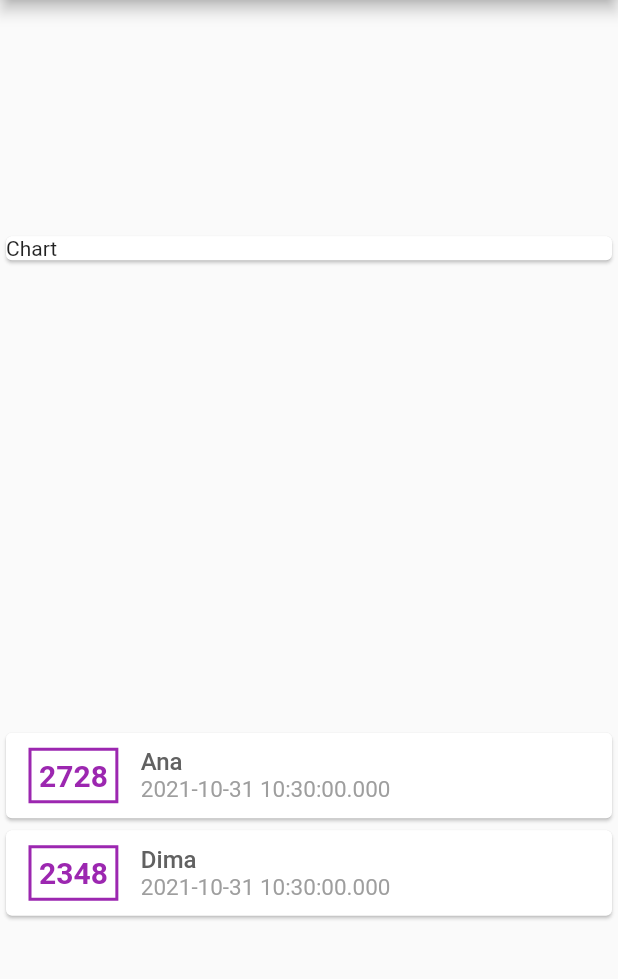
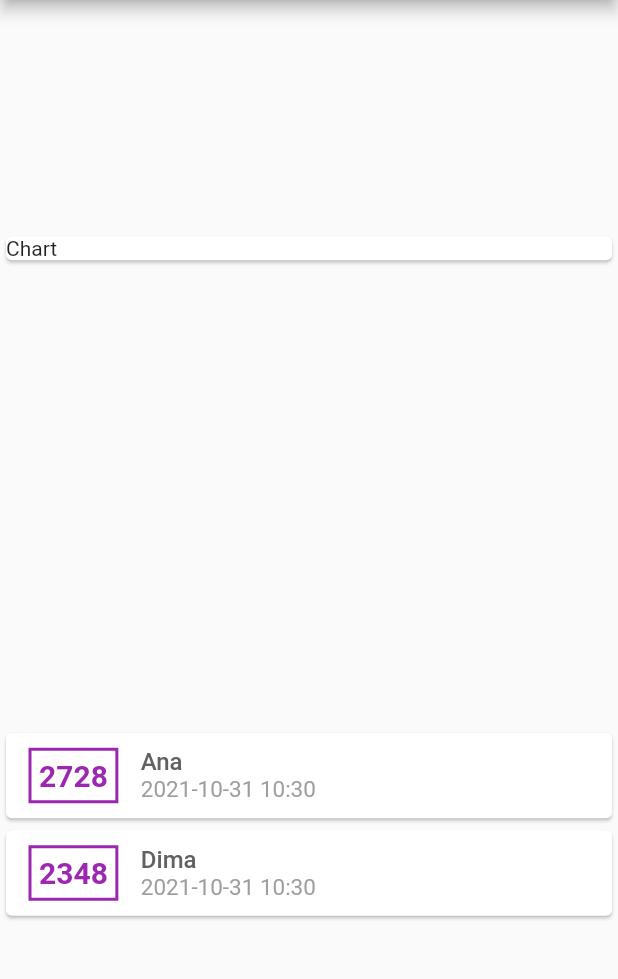
Before and after one commit to dima7a14/diet_calc, a Flutter app: the screen it shows after launch, on a phone screen of 412 x 824 dp, the part 84-1063 px from its top. Run offline on Flutter 3.47's test engine with Material 2 defaults, Android fonts, the phone set to English and light mode, and no system bars.

Commit message:
Add Intl package

```diff
--- a/lib/widgets/measurement_item.dart
+++ b/lib/widgets/measurement_item.dart
@@ -1,4 +1,5 @@
 import 'package:flutter/material.dart';
+import 'package:intl/intl.dart';
 
 import '../models/measurement.dart';
 import '../utils/get_calorie_level.dart';
@@ -40,7 +41,7 @@ class MeasurementItem extends StatelessWidget {
                   color: Colors.grey.shade700,
                 ),
               ),
-              Text(data.date.toString(),
+              Text(DateFormat('yyyy-MM-dd HH:mm').format(data.date),
                   style: TextStyle(
                     fontWeight: FontWeight.normal,
                     fontSize: 15,
--- a/pubspec.yaml
+++ b/pubspec.yaml
@@ -34,6 +34,7 @@ dependencies:
   # The following adds the Cupertino Icons font to your application.
   # Use with the CupertinoIcons class for iOS style icons.
   cupertino_icons: ^1.0.2
+  intl: ^0.17.0
 
 dev_dependencies:
   flutter_test:
```
Also changed, not shown: pubspec.lock.
